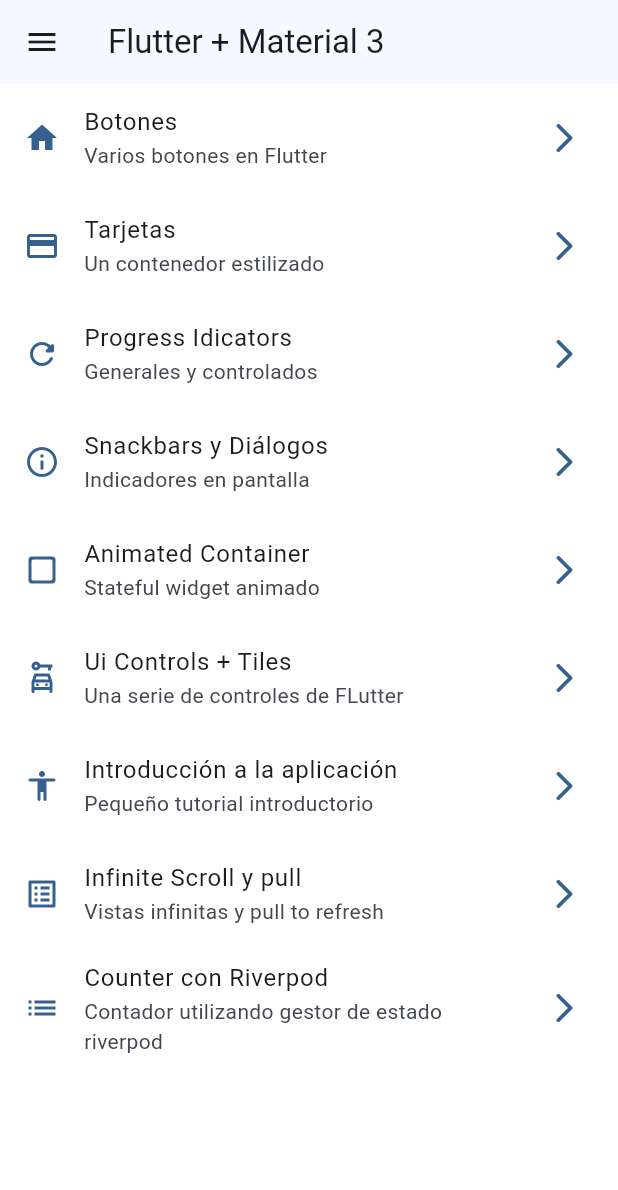
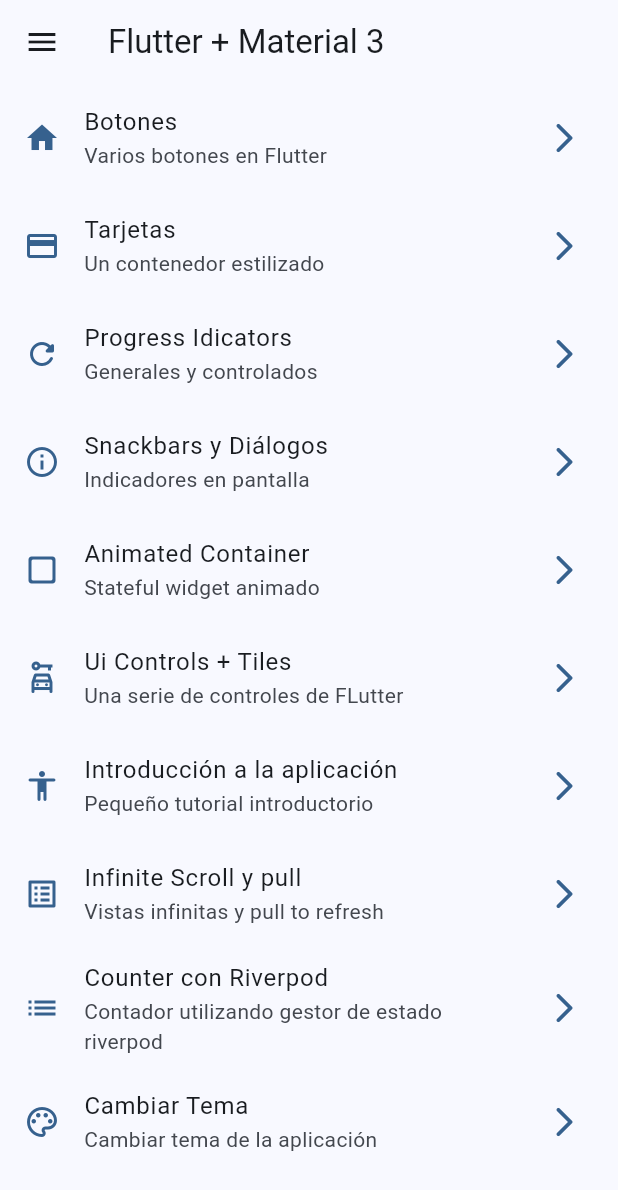
Before and after one commit to Frank076-web/widgets_app_flutter, a Flutter app: the screen it shows after launch, on a phone screen of 412 x 824 dp. Shown: the top 1190 px of the screen. Run offline on Flutter 3.47's test engine with Material 3 defaults, Android fonts, the phone set to English and light mode, and no system bars; our stand-ins replace animate_do, flutter_riverpod, go_router.

Commit message:
agregados estados para cambiar el tema y el modo oscuro

```diff
--- a/lib/config/menu/menu_items.dart
+++ b/lib/config/menu/menu_items.dart
@@ -92,4 +92,12 @@ List<MenuItem> appMenuItems = const [
     path: '/counter',
     widget: CounterScreen(),
   ),
+  MenuItem(
+    title: 'Cambiar Tema',
+    subTitle: 'Cambiar tema de la aplicación',
+    routeName: ThemeChangerScreen.name,
+    icon: Icons.color_lens_outlined,
+    path: '/theme-changer',
+    widget: ThemeChangerScreen(),
+  ),
 ];
--- a/lib/config/theme/app_theme.dart
+++ b/lib/config/theme/app_theme.dart
@@ -14,16 +14,21 @@ const List<Color> colorList = [
 
 class AppTheme {
   final int selectedColor;
+  final bool isDarkmode;
 
-  AppTheme({this.selectedColor = 0})
+  AppTheme({
+    this.isDarkmode = false,
+    this.selectedColor = 0,
+  })
       : assert(selectedColor >= 0, 'Selected color must be non-negative'),
         assert(selectedColor <= colorList.length - 1,
             'Selected color must be between 0 and ${colorList.length - 1}');
 
   ThemeData getThemeData() => ThemeData(
-      useMaterial3: true,
-        scaffoldBackgroundColor: const Color.fromRGBO(255, 255, 255, 1),
-      colorSchemeSeed: colorList[selectedColor],
+        useMaterial3: true,
+        brightness: isDarkmode ? Brightness.dark : Brightness.light,
+        // scaffoldBackgroundColor: const Color.fromRGBO(255, 255, 255, 1),
+        colorSchemeSeed: colorList[selectedColor],
         appBarTheme: const AppBarTheme(centerTitle: false),
       );
 }
--- a/lib/main.dart
+++ b/lib/main.dart
@@ -1,18 +1,25 @@
 import 'package:flutter/material.dart';
 import 'package:flutter_riverpod/flutter_riverpod.dart';
 import 'package:widgets_app/config/config.dart';
+import 'package:widgets_app/presentation/providers/providers.dart';
 
 void main() => runApp(const ProviderScope(child: MyApp()));
 
-class MyApp extends StatelessWidget {
+class MyApp extends ConsumerWidget {
   const MyApp({super.key});
 
   @override
-  Widget build(BuildContext context) {
+  Widget build(BuildContext context, WidgetRef ref) {
+    final selectedColor = ref.watch(selectedColorProvider);
+    final isDarkmode = ref.watch(isDarkmodeProvider);
+
     return MaterialApp.router(
       debugShowCheckedModeBanner: false,
       title: 'Flutter Widgets',
-      theme: AppTheme(selectedColor: 0).getThemeData(),
+      theme: AppTheme(
+        selectedColor: selectedColor,
+        isDarkmode: isDarkmode,
+      ).getThemeData(),
       routerConfig: appRouter,
     );
   }
--- a/lib/presentation/providers/theme_provider.dart
+++ b/lib/presentation/providers/theme_provider.dart
@@ -1,5 +1,11 @@
 import 'package:flutter_riverpod/flutter_riverpod.dart';
+import 'package:widgets_app/config/config.dart';
 
-final isDarkmodeProvider = StateProvider<bool>(
-  (ref) => false,
-);
+// Listado de colores inmutable
+final colorListProvider = Provider((ref) => colorList);
+
+// Un simple boolean
+final isDarkmodeProvider = StateProvider<bool>((ref) => false);
+
+// Un simple int
+final selectedColorProvider = StateProvider<int>((ref) => 0);
--- a/lib/presentation/screens/screens.dart
+++ b/lib/presentation/screens/screens.dart
@@ -7,4 +7,5 @@ export 'home/home.dart';
 export 'infinite_scroll/infinite_scroll.dart';
 export 'progress/progress.dart';
 export 'snackbar/snackbar.dart';
+export 'theme_changer/theme_changer.dart';
 export 'ui_controls/ui_controls.dart';
--- /dev/null
+++ b/lib/presentation/screens/theme_changer/theme_changer.dart
@@ -0,0 +1 @@
+export 'theme_changer_screen.dart';
--- /dev/null
+++ b/lib/presentation/widgets/theme_changer/theme_changer.dart
@@ -0,0 +1 @@
+export 'theme_changer_view.dart';
--- a/lib/presentation/widgets/widgets.dart
+++ b/lib/presentation/widgets/widgets.dart
@@ -7,4 +7,5 @@ export 'home/home.dart';
 export 'infinite_scroll/infinite_scroll.dart';
 export 'progress/progress.dart';
 export 'snackbar/snackbar.dart';
+export 'theme_changer/theme_changer.dart';
 export 'ui_controls/ui_controls.dart';
```
Also changed, not shown: lib/presentation/screens/counter/counter_screen.dart (+0 -12 lines), lib/presentation/screens/theme_changer/theme_changer_screen.dart (added, +31 -0 lines), lib/presentation/widgets/theme_changer/theme_changer_view.dart (added, +36 -0 lines).
